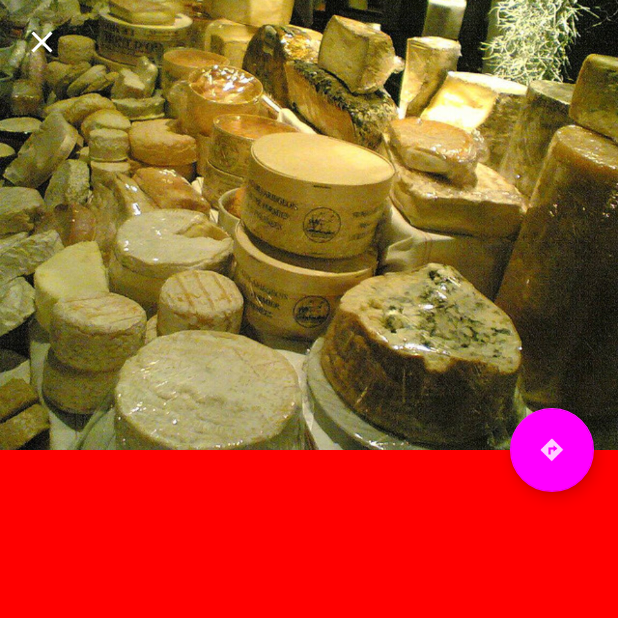
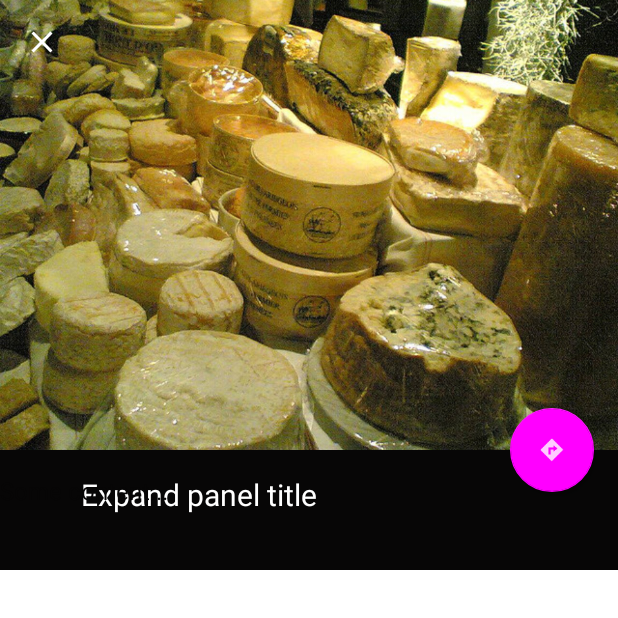
Before and after one commit to AntoninaLegkaya/KotlinTest, an Android app: the HomeFragment screen opened through its navigation route, on a phone screen of 412 x 824 dp, the top half of it. Run offline under Robolectric (Android 15) with nearby library versions, the phone set to English and light mode, and no system bars; our stand-ins replace data binding, navigation-ui; 6 statements that could not run were skipped.

Commit message:
add bottomAppbar

```diff
--- a/app/build.gradle
+++ b/app/build.gradle
@@ -98,8 +98,8 @@ dependencies {
     testImplementation 'junit:junit:4.12'
     androidTestImplementation 'androidx.test:runner:1.1.1'
     androidTestImplementation 'androidx.test.espresso:espresso-core:3.1.1'
-    implementation 'com.android.support:design:28.0.0'
-    implementation 'com.google.android.material:material:1.0.0-rc01'
+    implementation 'com.android.support:design:28.0.0-alpha3'
+    implementation 'com.google.android.material:material:1.0.0-alpha3'
 
 }
 
--- a/app/src/main/java/com/fb/roottest/base/paralax/ScrollAwareFABBehavior.kt
+++ b/app/src/main/java/com/fb/roottest/base/paralax/ScrollAwareFABBehavior.kt
@@ -102,7 +102,7 @@ class ScrollAwareFABBehavior(context: Context, attrs: AttributeSet) : FloatingAc
             return 0
 
         return if (dependency.getY() - child.y > child.height)
-            Math.max(0, (dependency.getY() - child.height / 2 - child.y) as Int)
+            Math.max(0, (dependency.getY() - child.height / 2 - child.y).toInt())
         else
             0
     }
--- a/app/src/main/java/com/fb/roottest/home/HomeFragment.kt
+++ b/app/src/main/java/com/fb/roottest/home/HomeFragment.kt
@@ -41,7 +41,7 @@ class HomeFragment : Fragment() {
         val actionBar =  (activity as MainActivity).getSupportActionBar()
         actionBar?.let{
             it.setDisplayHomeAsUpEnabled(true)
-            it.setTitle("")
+            it.setTitle("Default Title")
         }
         val behavior = BottomSheetBehaviorGoogleMapsLike.from(binding.bottomSheet)
         behavior.addBottomSheetCallback(callback)
--- /dev/null
+++ b/app/src/main/res/drawable/ic_baseline_menu_24px.xml
@@ -0,0 +1,9 @@
+<vector xmlns:android="http://schemas.android.com/apk/res/android"
+    android:width="24dp"
+    android:height="24dp"
+    android:viewportWidth="24"
+    android:viewportHeight="24">
+  <path
+      android:fillColor="#FFFFFF"
+      android:pathData="M3,18h18v-2L3,16v2zM3,13h18v-2L3,11v2zM3,6v2h18L21,6L3,6z"/>
+</vector>
--- a/app/src/main/res/layout/fragment_home.xml
+++ b/app/src/main/res/layout/fragment_home.xml
@@ -29,16 +29,13 @@
                     android:layout_height="?attr/actionBarSize"
                     app:popupTheme="@style/AppTheme.PopupOverlay"/>
         </com.google.android.material.appbar.AppBarLayout>
-
         <androidx.viewpager.widget.ViewPager
                 android:id="@+id/pager"
                 android:layout_width="match_parent"
                 android:layout_height="@dimen/anchor_point"
-                android:background="@color/colorAccent"
                 app:layout_behavior="@string/BackDropBottomSheetBehavior"
                 android:fitsSystemWindows="true">
         </androidx.viewpager.widget.ViewPager>
-
         <androidx.core.widget.NestedScrollView
                 android:id="@+id/bottom_sheet"
                 android:layout_width="match_parent"
@@ -48,13 +45,10 @@
                 app:layout_behavior="@string/BottomSheetBehaviorGoogleMapsLike"
                 app:anchorPoint="@dimen/anchor_point"
                 app:behavior_hideable="false"
-                android:background="#ff0000"
                 android:fitsSystemWindows="true">
 
             <include
                     layout="@layout/layout_bottom_sheet"
-                    android:layout_width="match_parent"
-                    android:layout_height="match_parent"
                     android:fitsSystemWindows="true"/>
         </androidx.core.widget.NestedScrollView>
         <com.google.android.material.floatingactionbutton.FloatingActionButton
@@ -64,19 +58,9 @@
                 app:layout_anchorGravity="top|right|end"
                 android:src="@drawable/ic_action_go"
                 android:layout_margin="@dimen/fab_margin"
+                app:layout_behavior="@string/ScrollAwareFABBehavior"
                 android:clickable="true"
                 android:focusable="true"/>
-
-        <!--<com.google.android.material.floatingactionbutton.FloatingActionButton-->
-        <!--android:layout_height="wrap_content"-->
-        <!--android:layout_width="wrap_content"-->
-        <!--app:layout_anchor="@id/bottom_sheet"-->
-        <!--app:layout_anchorGravity="top|right|end"-->
-        <!--android:src="@drawable/ic_action_go"-->
-        <!--android:layout_margin="@dimen/fab_margin"-->
-        <!--app:layout_behavior="@string/ScrollAwareFABBehavior"-->
-        <!--android:clickable="true"-->
-        <!--android:focusable="true"/>-->
 
         <com.fb.roottest.custom.MergedAppBarLayout
                 android:id="@+id/mergedappbarlayout"
--- a/app/src/main/res/layout/layout_bottom_sheet.xml
+++ b/app/src/main/res/layout/layout_bottom_sheet.xml
@@ -1,11 +1,55 @@
 <?xml version="1.0" encoding="utf-8"?>
-<layout xmlns:android="http://schemas.android.com/apk/res/android"
+<layout xmlns:android="http://schemas.android.com/apk/res/android" xmlns:app="http://schemas.android.com/apk/res-auto"
         android:orientation="vertical">
-    <androidx.constraintlayout.widget.ConstraintLayout
-            android:id="@+id/expand_panel"
+    <androidx.coordinatorlayout.widget.CoordinatorLayout
+            android:id="@+id/layout_content"
             android:layout_width="match_parent"
             android:layout_height="match_parent"
-            android:background="#00FFFF">
-    </androidx.constraintlayout.widget.ConstraintLayout>
+            android:background="@color/color_white">
+
+        <TextView
+                android:id="@+id/panel_title"
+                android:layout_height="@dimen/bottom_sheet_peek_height"
+                android:background="@color/color_bg_main"
+                android:layout_width="match_parent"
+                android:text="@string/home_bottom_sheet_title"
+                android:textColor="@color/color_white"
+                android:layout_gravity="top"
+                android:paddingStart="54dp"
+                android:paddingTop="16dp"
+                android:paddingBottom="16dp"
+                android:textSize="20sp"/>
+
+        <androidx.constraintlayout.widget.ConstraintLayout
+                android:layout_width="match_parent"
+                android:layout_height="720dp">
+            <TextView
+                    android:id="@+id/panel_content"
+                    android:layout_width="match_parent"
+                    android:layout_height="match_parent"
+                    android:text="@string/home_bottom_sheet_content"
+                    android:textColor="@color/color_bg_main"
+                    android:paddingTop="16dp"
+                    android:layout_gravity="center_vertical|center_horizontal"
+                    android:textSize="16sp"/>
+
+        </androidx.constraintlayout.widget.ConstraintLayout>
+
+        <com.google.android.material.bottomappbar.BottomAppBar
+                android:layout_width="match_parent"
+                android:layout_height="?actionBarSize"
+                app:fabAlignmentMode="center"
+                android:id="@+id/bottom_app_bar"
+                android:layout_gravity="bottom"
+                app:backgroundTint="@color/colorPrimary"
+                app:navigationIcon="@drawable/ic_baseline_menu_24px"/>
+        <com.google.android.material.floatingactionbutton.FloatingActionButton
+                android:id="@+id/fab"
+                android:layout_width="wrap_content"
+                android:layout_height="wrap_content"
+                android:src="@drawable/ic_notifications_black_24dp"
+                app:layout_anchor="@id/bottom_app_bar"/>
+    </androidx.coordinatorlayout.widget.CoordinatorLayout>
+
 
 </layout>
--- a/app/src/main/res/values/strings.xml
+++ b/app/src/main/res/values/strings.xml
@@ -8,10 +8,14 @@
     <string name="error_no_internet_connection">Connection Error</string>
     <!--Back Press-->
     <string name="main_back_press">Back Press</string>
-
+    <!--Behavior-->
     <string name="ScrollingAppBarLayoutBehavior">com.fb.roottest.base.paralax.ScrollingAppBarLayoutBehavior</string>
     <string name="BackDropBottomSheetBehavior">com.fb.roottest.base.paralax.BackdropBottomSheetBehavior</string>
-    <string name="BottomSheetBehaviorGoogleMapsLike">com.fb.roottest.base.paralax.BottomSheetBehaviorGoogleMapsLike</string>
+    <string name="BottomSheetBehaviorGoogleMapsLike">com.fb.roottest.base.paralax.BottomSheetBehaviorGoogleMapsLike
+    </string>
     <string name="MergedAppBarLayoutBehavior">com.fb.roottest.base.paralax.MergedAppBarBehavior</string>
-    <string name="ScrollAwareFABBehavior">com.mahc.custombottomsheetbehavior.ScrollAwareFABBehavior</string>
+    <string name="ScrollAwareFABBehavior">com.fb.roottest.base.paralax.ScrollAwareFABBehavior</string>
+    <!--Home Screen-->
+    <string name="home_bottom_sheet_title">Expand panel title</string>
+    <string name="home_bottom_sheet_content">Some content...</string>
 </resources>
```
